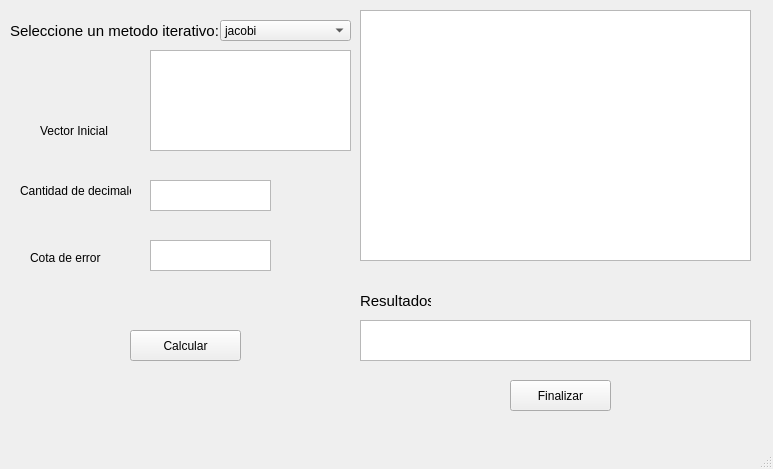
Above: IG/VentanaMetodo.ui from maria-angslz/tp_matesuperior before the change. Below: the same form after it.
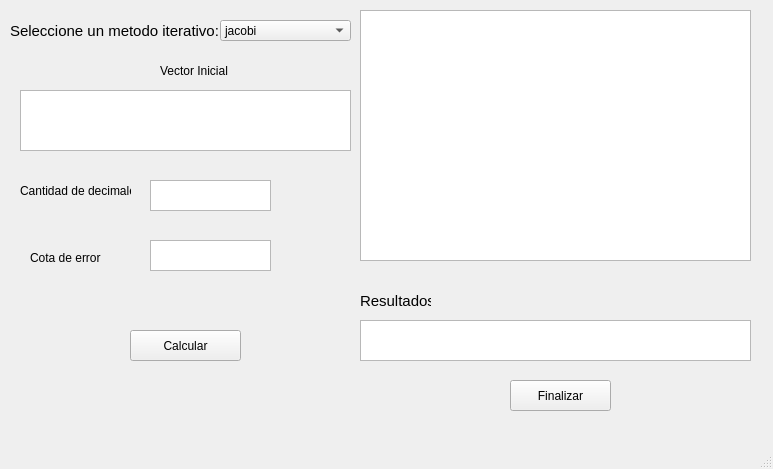
That is the form after the change.

Commit message: agrando ventanas

```diff
--- a/IG/VentanaMetodo.ui
+++ b/IG/VentanaMetodo.ui
@@ -55,8 +55,8 @@
    <widget class="QLabel" name="label_2">
     <property name="geometry">
      <rect>
-      <x>40</x>
-      <y>120</y>
+      <x>160</x>
+      <y>60</y>
       <width>71</width>
       <height>21</height>
      </rect>
@@ -140,10 +140,10 @@
    <widget class="QTableView" name="VectorInicial">
     <property name="geometry">
      <rect>
-      <x>150</x>
-      <y>50</y>
-      <width>201</width>
-      <height>101</height>
+      <x>20</x>
+      <y>90</y>
+      <width>331</width>
+      <height>61</height>
      </rect>
     </property>
    </widget>
```
Left out of the diff: 2 changed lines with no effect on the pictures. The commit also changes 5 other files.
